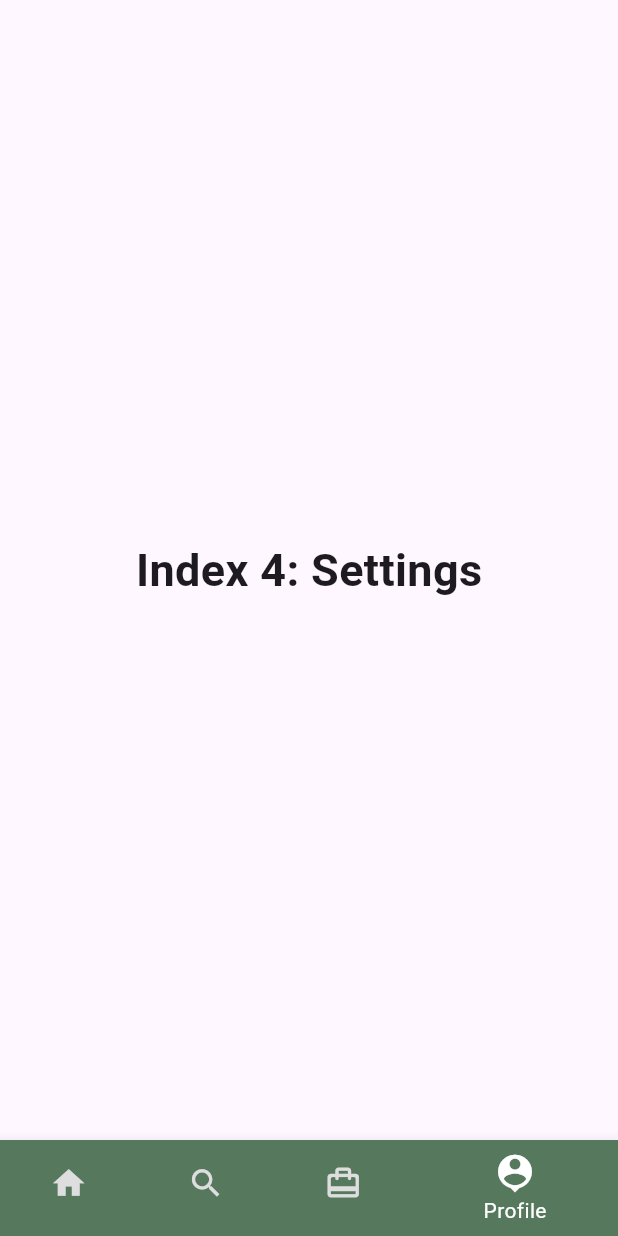
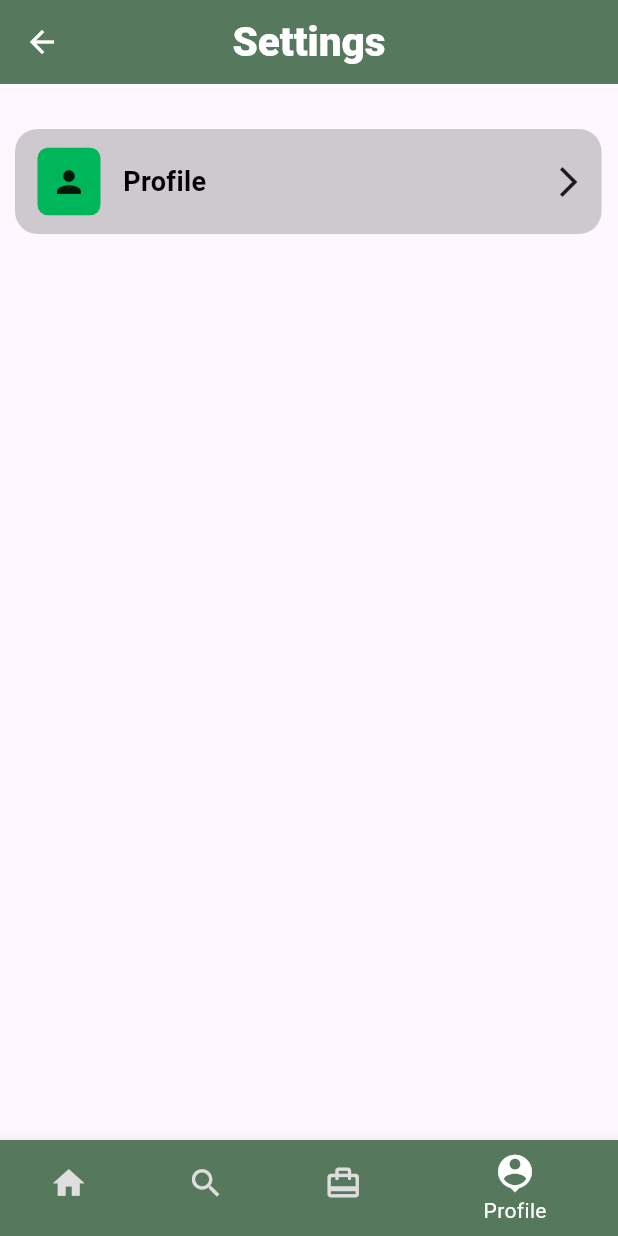
Before and after one commit to razakrazu/spent_Time_User, a Flutter app: the screen it shows once a user with an empty profile is signed in, item 4 of the bottom bar chosen, on a phone screen of 412 x 824 dp. Run offline on Flutter 3.47's test engine with Material 3 defaults, Android fonts, the phone set to English and light mode, and no system bars; our stand-ins replace cached_network_image, cloud_firestore, firebase_auth, firebase_core, fluttertoast, get and 1 more; missing offline and left inert: razorpay_flutter; accounts and stored records are empty.

Commit message:
creat setting page

```diff
--- a/lib/view/bottom_navigation/bottom_navigation.dart
+++ b/lib/view/bottom_navigation/bottom_navigation.dart
@@ -3,6 +3,7 @@ import 'package:speat_time_user/core/color.dart';
 import 'package:speat_time_user/view/booking_details/booking_details_screen.dart';
 import 'package:speat_time_user/view/home_screen/home_screen.dart';
 import 'package:speat_time_user/view/searching/search_screen.dart';
+import 'package:speat_time_user/view/settings/settings_screen.dart';
 
 
 
@@ -19,14 +20,11 @@ class _BottomNavigationBarExampleState
   int _selectedIndex = 0;
   static const TextStyle optionStyle =
       TextStyle(fontSize: 30, fontWeight: FontWeight.bold);
-  static  List<Widget> _widgetOptions = <Widget>[
+  static  List<Widget> _widgetOptions = <Widget>   [
    HomeScreen(),
-    SearchingScreen(),
+ const   SearchingScreen(),
     BookingDetailsScreen(),
-     Text(
-      'Index 4: Settings',
-      style: optionStyle,
-    ),
+  const  SettingsScreen()
   ];
 
   void _onItemTapped(int index) {
@@ -49,32 +47,32 @@ class _BottomNavigationBarExampleState
           BottomNavigationBarItem(
             icon: Icon(Icons.home,size: 25,),
             label: 'home',
-              backgroundColor: const Color.fromARGB(255, 86, 120, 92),
+              backgroundColor:  Color.fromARGB(255, 86, 120, 92),
           ),
              BottomNavigationBarItem(
             icon: Icon(Icons.search_outlined,size: 25,),
             label: 'search',
             // backgroundColor: Color.fromARGB(255, 156, 156, 156),
-                    backgroundColor: const Color.fromARGB(255, 86, 120, 92),
+                    backgroundColor:  Color.fromARGB(255, 86, 120, 92),
 
           ),
           BottomNavigationBarItem(
             icon: Icon(Icons.card_travel_rounded,size: 25,),
             label: 'booking',
-        backgroundColor: const Color.fromARGB(255, 86, 120, 92),
+        backgroundColor:  Color.fromARGB(255, 86, 120, 92),
           ),
 
           BottomNavigationBarItem(
             icon: Icon(Icons.person_pin,size: 30,),
             label: 'Profile',
-                 backgroundColor: const Color.fromARGB(255, 86, 120, 92),
+                 backgroundColor:  Color.fromARGB(255, 86, 120, 92),
           ),
         ],
         currentIndex: _selectedIndex,
-        selectedItemColor: Color.fromARGB(255, 255, 255, 255),
+        selectedItemColor:const Color.fromARGB(255, 255, 255, 255),
         // backgroundColor: const Color.fromARGB(255, 86, 120, 92),
         onTap: _onItemTapped,
-        unselectedIconTheme: IconThemeData(color: Color.fromARGB(255, 222, 222, 222)),
+        unselectedIconTheme:const IconThemeData(color: Color.fromARGB(255, 222, 222, 222)),
       ),
     );
   }
--- /dev/null
+++ b/lib/view/settings/settings_screen.dart
@@ -0,0 +1,77 @@
+import 'package:flutter/material.dart';
+import 'package:get/get.dart';
+import 'package:speat_time_user/core/color.dart';
+import 'package:speat_time_user/core/constants.dart';
+import 'package:speat_time_user/view/widgets/my_text_widget.dart';
+
+class SettingsScreen extends StatelessWidget {
+  const SettingsScreen({super.key});
+
+  @override
+  Widget build(BuildContext context) {
+    return Scaffold(
+               appBar: AppBar(
+     backgroundColor: const Color.fromARGB(255, 86, 120, 92),
+        title:const MyTextWidgets(title: 'Settings', fontsize: 27, fontwidget: FontWeight.w900, fontcolor: whiteColor) ,
+        centerTitle: true,
+        leading: IconButton(onPressed: (){
+          Get.back();
+        }, icon:Icon( Icons.arrow_back,color: Colors.white,),),
+  ),
+      body:
+    SafeArea(child: Container(
+
+
+      child: Column(
+        children: [
+          Padding(
+            padding: const EdgeInsets.only(left: 10,right:11, top: 30 ),
+            child: Container(
+              height: 70,
+                 decoration: BoxDecoration(
+
+            borderRadius: BorderRadius.circular(15),
+
+            color: const Color.fromARGB(255, 15, 15, 15).withOpacity(0.2)
+
+                  ),
+              child: Padding(
+                padding: const EdgeInsets.only(left: 15,right:10,  ),
+                child: Row(
+                  mainAxisAlignment: MainAxisAlignment.spaceBetween,
+                  children: [
+                  Row(
+                    children: [
+                Container(
+
+                      height: 45,
+
+                      width: 42,
+
+                      decoration: BoxDecoration(
+
+                borderRadius: BorderRadius.circular(7),
+
+                color: Color.fromARGB(255, 0, 182, 91)
+
+                      ),
+
+                      child:  Icon(Icons.person),
+
+
+
+                    ),
+                    width15,
+                    MyTextWidgets(title: 'Profile', fontsize: 18, fontwidget: FontWeight.w600, fontcolor: blackColor),
+
+                    ],
+                  ),
+                  Icon(Icons.arrow_forward_ios)
+                ],),
+              ),
+            ),
+          )
+        ],
+      ),)),);
+  }
+}
```
